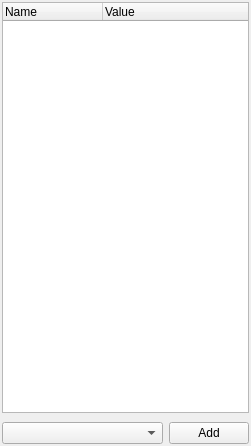
First picture: the form in qteditor/QtEditor/property_view.ui, repository nem0/LumixEngine, before the edit.
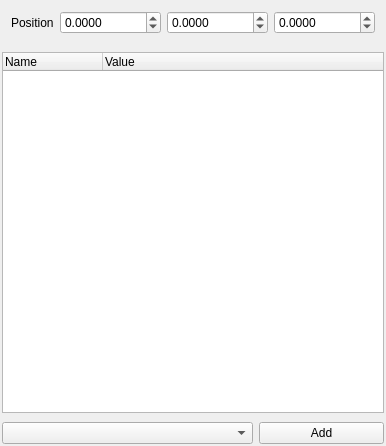
Second picture: the form after the edit.

Commit message: display object's position in the editor

```diff
--- a/qteditor/QtEditor/property_view.ui
+++ b/qteditor/QtEditor/property_view.ui
@@ -6,7 +6,7 @@
    <rect>
     <x>0</x>
     <y>0</y>
-    <width>251</width>
+    <width>380</width>
     <height>446</height>
    </rect>
   </property>
@@ -30,6 +30,58 @@
     <property name="bottomMargin">
      <number>2</number>
     </property>
+    <item>
+     <widget class="QWidget" name="widget_2" native="true">
+      <layout class="QHBoxLayout" name="horizontalLayout_2">
+       <item>
+        <widget class="QLabel" name="label">
+         <property name="text">
+          <string>Position</string>
+         </property>
+        </widget>
+       </item>
+       <item>
+        <widget class="QDoubleSpinBox" name="positionX">
+         <property name="decimals">
+          <number>4</number>
+         </property>
+         <property name="minimum">
+          <double>-999999.000000000000000</double>
+         </property>
+         <property name="maximum">
+          <double>999999.000000000000000</double>
+         </property>
+        </widget>
+       </item>
+       <item>
+        <widget class="QDoubleSpinBox" name="positionY">
+         <property name="decimals">
+          <number>4</number>
+         </property>
+         <property name="minimum">
+          <double>-999999.000000000000000</double>
+         </property>
+         <property name="maximum">
+          <double>999999.000000000000000</double>
+         </property>
+        </widget>
+       </item>
+       <item>
+        <widget class="QDoubleSpinBox" name="positionZ">
+         <property name="decimals">
+          <number>4</number>
+         </property>
+         <property name="minimum">
+          <double>-999999.000000000000000</double>
+         </property>
+         <property name="maximum">
+          <double>999999.000000000000000</double>
+         </property>
+        </widget>
+       </item>
+      </layout>
+     </widget>
+    </item>
     <item>
      <widget class="QTreeWidget" name="propertyList">
       <property name="headerHidden">
```
The commit also changes 5 other files.
